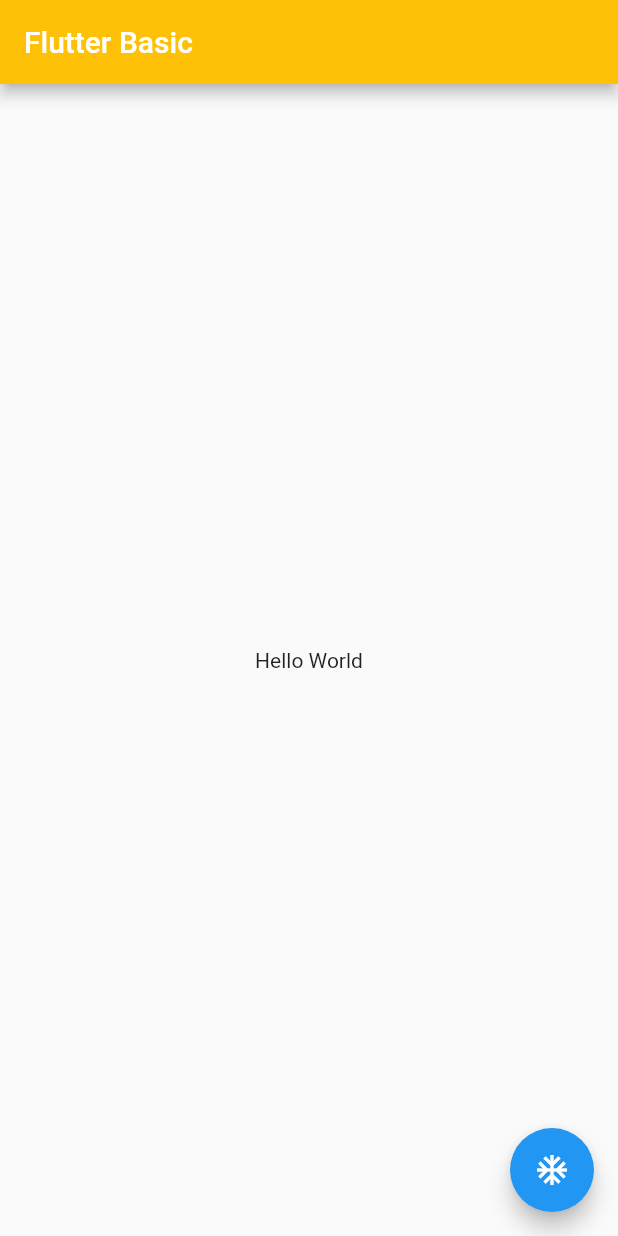
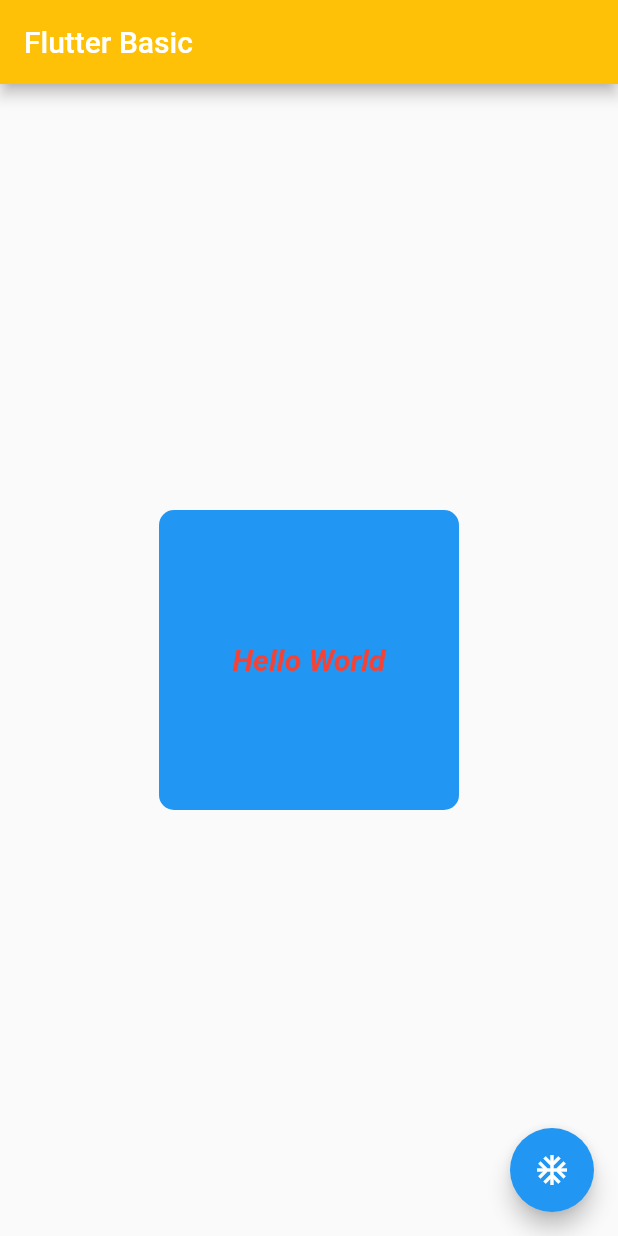
Before and after one commit to YamamotoDesu/basics, a Flutter app: the screen it shows after launch, on a phone screen of 412 x 824 dp. Run offline on Flutter 3.47's test engine with Material 2 defaults, Android fonts, the phone set to English and light mode, and no system bars.

Commit message:
Widgets - Container & Text

```diff
--- a/lib/main.dart
+++ b/lib/main.dart
@@ -17,8 +17,23 @@ class MyApp extends StatelessWidget {
         ),
       home: Scaffold(
         appBar: AppBar(title: const Text("Flutter Basic"),),
-        body: const Center(
-          child: Text("Hello World")
+        body: Center(
+          child: Container(
+            height: 200,
+            width: 200,
+            decoration: BoxDecoration(
+              color: Colors.blue,
+              borderRadius: BorderRadius.circular(10)),
+            child: const Center(
+              child: Text("Hello World",
+               style: TextStyle(
+                color: Colors.red,
+                fontSize: 20,
+                fontStyle: FontStyle.italic,
+                fontWeight: FontWeight.bold
+               ),),
+            ),
+          )
         ),
         floatingActionButton: FloatingActionButton(
           onPressed: () => debugPrint("clicked"),
```
